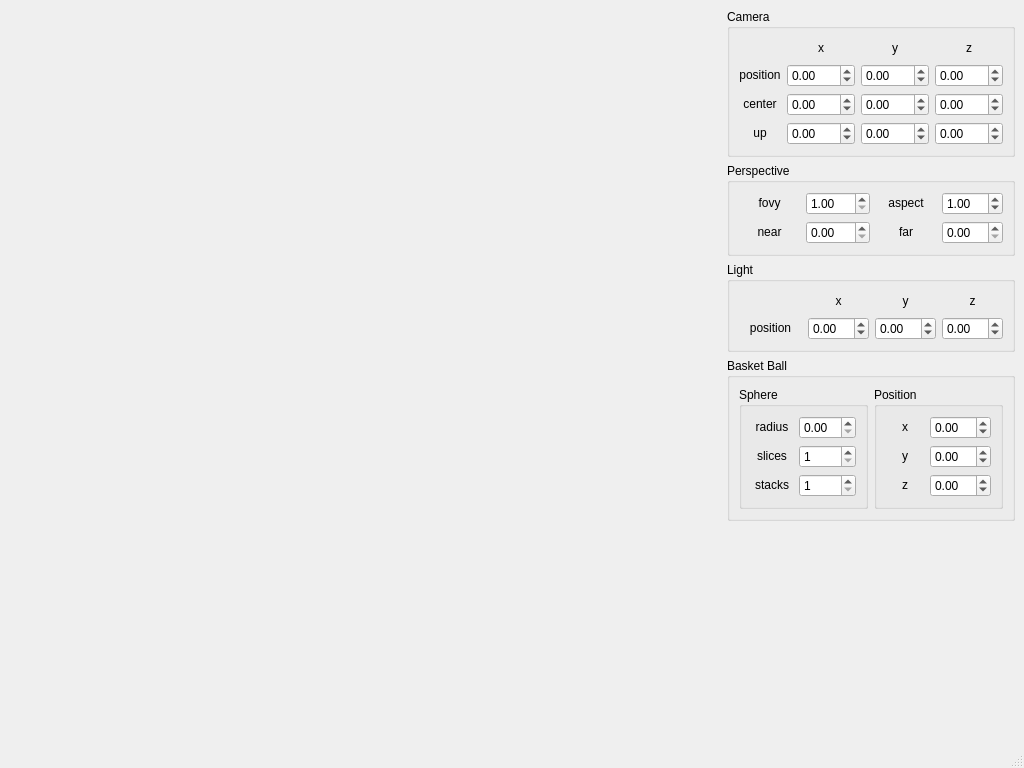
The window that MainWindow.ui (lastland/BasketballGym) describes before a commit, drawn with Qt 5.
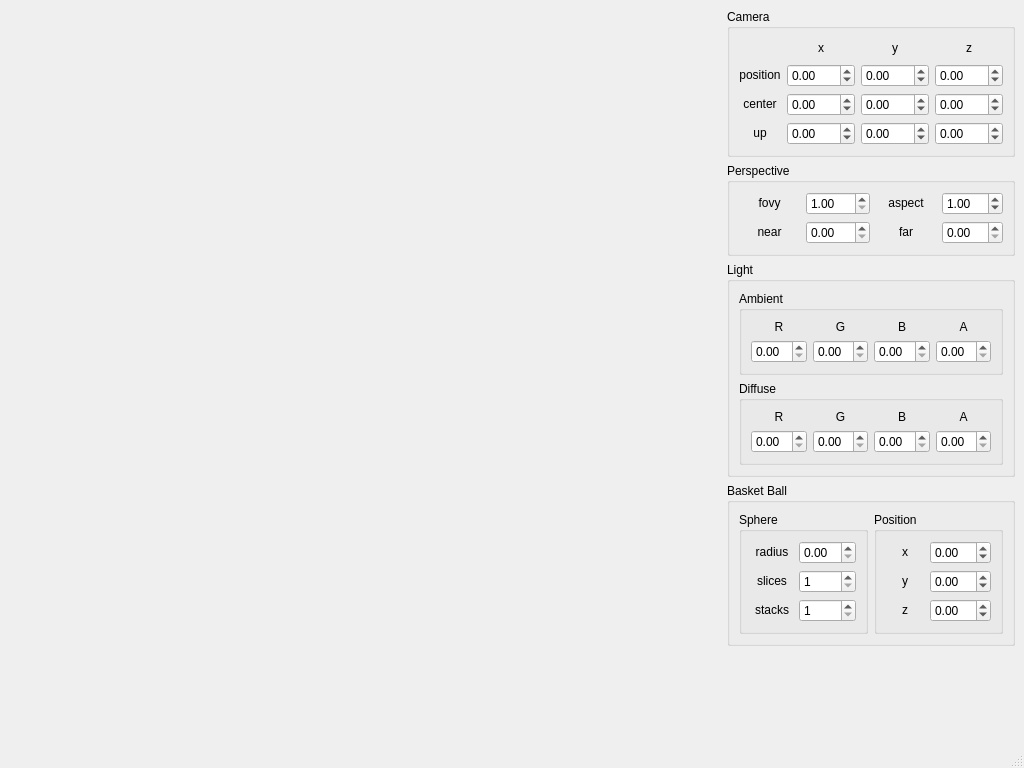
The same window after the commit.

What changed in the file:
```diff
--- a/MainWindow.ui
+++ b/MainWindow.ui
@@ -43,9 +43,6 @@
     </item>
     <item>
      <layout class="QVBoxLayout" name="verticalLayout">
-      <property name="sizeConstraint">
-       <enum>QLayout::SetMinAndMaxSize</enum>
-      </property>
       <item>
        <widget class="QGroupBox" name="cameraBox">
         <property name="title">
@@ -331,100 +328,159 @@
         <property name="title">
          <string>Light</string>
         </property>
-        <layout class="QGridLayout" name="gridLayout_4">
-         <property name="sizeConstraint">
-          <enum>QLayout::SetMinAndMaxSize</enum>
-         </property>
-         <item row="0" column="1">
-          <widget class="QLabel" name="label_14">
-           <property name="text">
-            <string>&lt;center&gt;x&lt;/center&gt;</string>
-           </property>
-           <property name="buddy">
-            <cstring>lightPosXBox</cstring>
-           </property>
-          </widget>
-         </item>
-         <item row="1" column="1">
-          <widget class="QDoubleSpinBox" name="lightPosXBox">
-           <property name="minimum">
-            <double>-10.000000000000000</double>
-           </property>
-           <property name="maximum">
-            <double>10.000000000000000</double>
-           </property>
-           <property name="singleStep">
-            <double>0.100000000000000</double>
-           </property>
-          </widget>
-         </item>
-         <item row="1" column="3">
-          <widget class="QDoubleSpinBox" name="lightPosZBox">
-           <property name="minimum">
-            <double>-10.000000000000000</double>
-           </property>
-           <property name="maximum">
-            <double>10.000000000000000</double>
-           </property>
-           <property name="singleStep">
-            <double>0.100000000000000</double>
-           </property>
-          </widget>
-         </item>
+        <layout class="QGridLayout" name="gridLayout_8">
          <item row="0" column="0">
-          <spacer name="horizontalSpacer_3">
-           <property name="orientation">
-            <enum>Qt::Horizontal</enum>
+          <widget class="QGroupBox" name="groupBox">
+           <property name="title">
+            <string>Ambient</string>
            </property>
-           <property name="sizeHint" stdset="0">
-            <size>
-             <width>56</width>
-             <height>20</height>
-            </size>
-           </property>
-          </spacer>
-         </item>
-         <item row="1" column="2">
-          <widget class="QDoubleSpinBox" name="lightPosYBox">
-           <property name="minimum">
-            <double>-10.000000000000000</double>
-           </property>
-           <property name="maximum">
-            <double>10.000000000000000</double>
-           </property>
-           <property name="singleStep">
-            <double>0.100000000000000</double>
-           </property>
-          </widget>
-         </item>
-         <item row="0" column="2">
-          <widget class="QLabel" name="label_13">
-           <property name="text">
-            <string>&lt;center&gt;y&lt;/center&gt;</string>
-           </property>
-           <property name="buddy">
-            <cstring>lightPosYBox</cstring>
-           </property>
+           <layout class="QGridLayout" name="gridLayout_4">
+            <item row="0" column="0">
+             <widget class="QLabel" name="label_13">
+              <property name="text">
+               <string>&lt;center&gt;R&lt;/center&gt;</string>
+              </property>
+             </widget>
+            </item>
+            <item row="0" column="1">
+             <widget class="QLabel" name="label_14">
+              <property name="text">
+               <string>&lt;center&gt;G&lt;/center&gt;</string>
+              </property>
+             </widget>
+            </item>
+            <item row="0" column="2">
+             <widget class="QLabel" name="label_15">
+              <property name="text">
+               <string>&lt;center&gt;B&lt;/center&gt;</string>
+              </property>
+             </widget>
+            </item>
+            <item row="0" column="3">
+             <widget class="QLabel" name="label_16">
+              <property name="text">
+               <string>&lt;center&gt;A&lt;/center&gt;</string>
+              </property>
+             </widget>
+            </item>
+            <item row="1" column="0">
+             <widget class="QDoubleSpinBox" name="lightAmbientRBox">
+              <property name="maximum">
+               <double>1.000000000000000</double>
+              </property>
+              <property name="singleStep">
+               <double>0.100000000000000</double>
+              </property>
+             </widget>
+            </item>
+            <item row="1" column="1">
+             <widget class="QDoubleSpinBox" name="lightAmbientGBox">
+              <property name="maximum">
+               <double>1.000000000000000</double>
+              </property>
+              <property name="singleStep">
+               <double>0.100000000000000</double>
+              </property>
+             </widget>
+            </item>
+            <item row="1" column="2">
+             <widget class="QDoubleSpinBox" name="lightAmbientBBox">
+              <property name="maximum">
+               <double>1.000000000000000</double>
+              </property>
+              <property name="singleStep">
+               <double>0.100000000000000</double>
+              </property>
+             </widget>
+            </item>
+            <item row="1" column="3">
+             <widget class="QDoubleSpinBox" name="lightAmbientABox">
+              <property name="maximum">
+               <double>1.000000000000000</double>
+              </property>
+              <property name="singleStep">
+               <double>0.100000000000000</double>
+              </property>
+             </widget>
+            </item>
+           </layout>
           </widget>
          </item>
          <item row="1" column="0">
-          <widget class="QLabel" name="label_16">
-           <property name="text">
-            <string>&lt;center&gt;position&lt;/center&gt;</string>
+          <widget class="QGroupBox" name="groupBox_2">
+           <property name="title">
+            <string>Diffuse</string>
            </property>
-           <property name="buddy">
-            <cstring>lightPosXBox</cstring>
-           </property>
-          </widget>
-         </item>
-         <item row="0" column="3">
-          <widget class="QLabel" name="label_15">
-           <property name="text">
-            <string>&lt;center&gt;z&lt;/center&gt;</string>
-           </property>
-           <property name="buddy">
-            <cstring>lightPosZBox</cstring>
-           </property>
+           <layout class="QGridLayout" name="gridLayout_7">
+            <item row="0" column="0">
+             <widget class="QLabel" name="label_21">
+              <property name="text">
+               <string>&lt;center&gt;R&lt;/center&gt;</string>
+              </property>
+             </widget>
+            </item>
+            <item row="0" column="1">
+             <widget class="QLabel" name="label_22">
+              <property name="text">
+               <string>&lt;center&gt;G&lt;/center&gt;</string>
+              </property>
+             </widget>
+            </item>
+            <item row="0" column="2">
+             <widget class="QLabel" name="label_23">
+              <property name="text">
+               <string>&lt;center&gt;B&lt;/center&gt;</string>
+              </property>
+             </widget>
+            </item>
+            <item row="0" column="3">
+             <widget class="QLabel" name="label_24">
+              <property name="text">
+               <string>&lt;center&gt;A&lt;/center&gt;</string>
+              </property>
+             </widget>
+            </item>
+            <item row="1" column="0">
+             <widget class="QDoubleSpinBox" name="lightDiffuseRBox">
+              <property name="maximum">
+               <double>1.000000000000000</double>
+              </property>
+              <property name="singleStep">
+               <double>0.100000000000000</double>
+              </property>
+             </widget>
+            </item>
+            <item row="1" column="1">
+             <widget class="QDoubleSpinBox" name="lightDiffuseGBox">
+              <property name="maximum">
+               <double>1.000000000000000</double>
+              </property>
+              <property name="singleStep">
+               <double>0.100000000000000</double>
+              </property>
+             </widget>
+            </item>
+            <item row="1" column="2">
+             <widget class="QDoubleSpinBox" name="lightDiffuseBBox">
+              <property name="maximum">
+               <double>1.000000000000000</double>
+              </property>
+              <property name="singleStep">
+               <double>0.100000000000000</double>
+              </property>
+             </widget>
+            </item>
+            <item row="1" column="3">
+             <widget class="QDoubleSpinBox" name="lightDiffuseABox">
+              <property name="maximum">
+               <double>1.000000000000000</double>
+              </property>
+              <property name="singleStep">
+               <double>0.100000000000000</double>
+              </property>
+             </widget>
+            </item>
+           </layout>
           </widget>
          </item>
         </layout>
```
Left out of the diff: 11 changed lines with no effect on the pictures.
